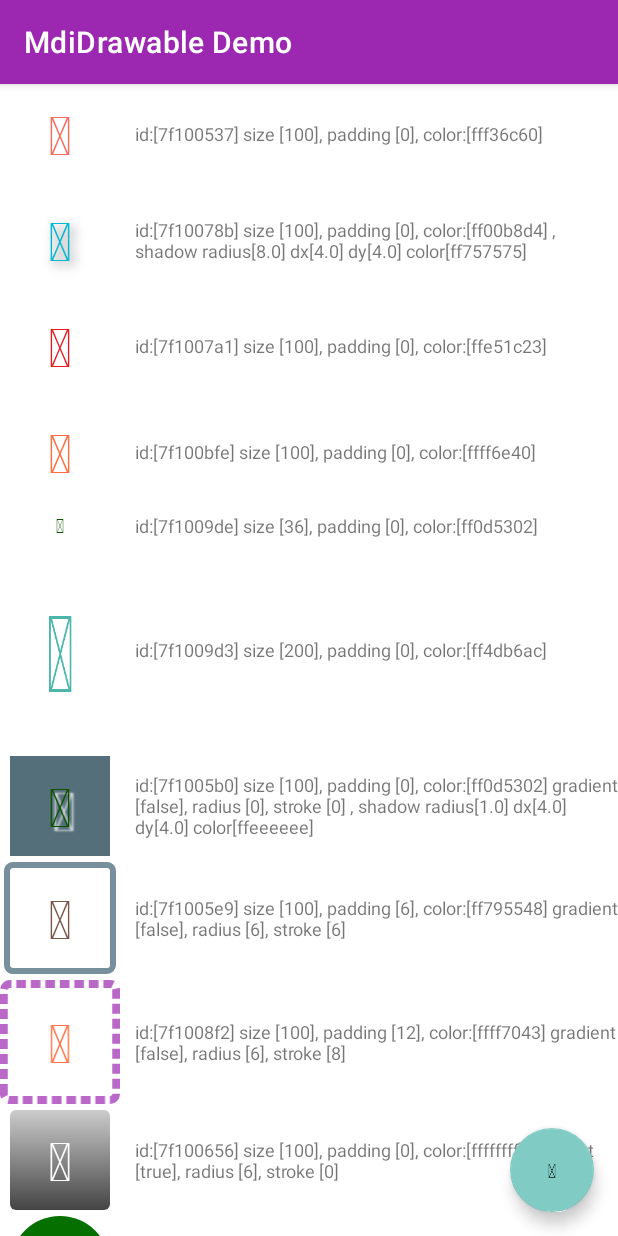
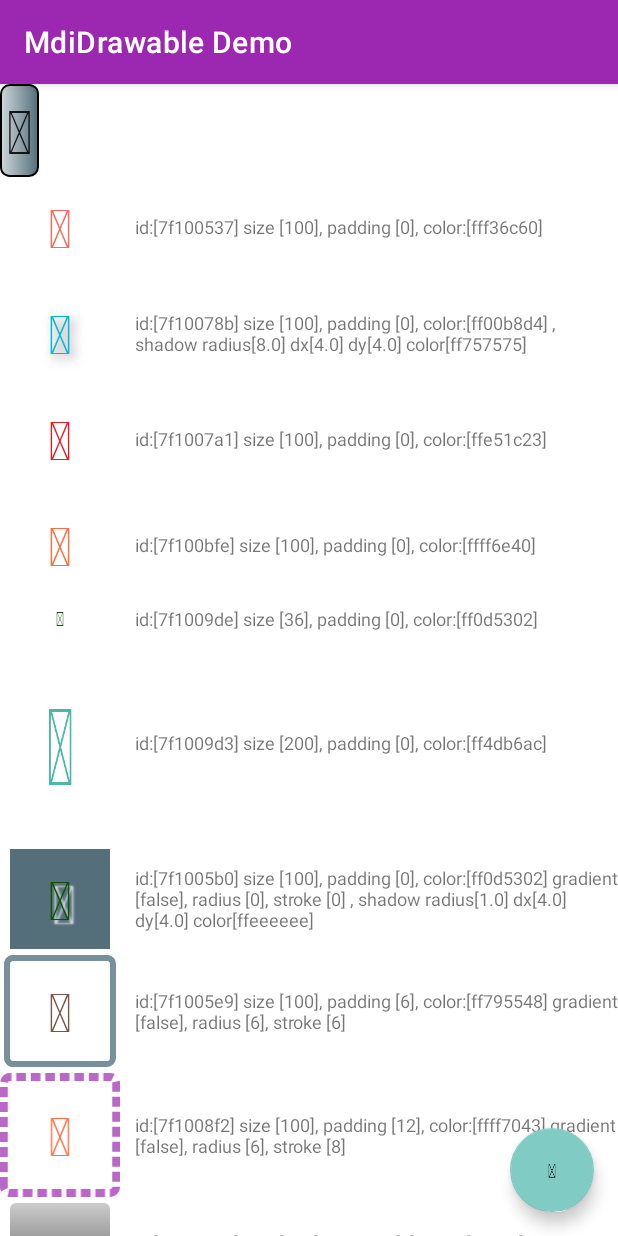
Before and after one commit to kevinchung0921/MdiDrawable, an Android app: the screen it shows after launch (MainActivity), on a phone screen of 412 x 824 dp. Run offline under Robolectric (Android 15) with nearby library versions, the phone set to English and light mode, and no system bars; our stand-ins replace EventBus.

Commit message:
* add @JvmOverloads for MidDrawable.create() function * allow create drawable from String

```diff
--- a/library/src/main/java/com/kevinchung/mdi_drawable/MdiDrawable.kt
+++ b/library/src/main/java/com/kevinchung/mdi_drawable/MdiDrawable.kt
@@ -21,6 +21,12 @@ class MdiDrawable(private val context:Context) {
 
     constructor(context:Context, config:MdiDrawableConfig):this(context) {
         this.config = config
+    }
+
+    fun iconString(string: String) = apply {
+        config.iconString = string
+        // set id as invalid value to prevent get icon string from id
+        config.stringId = -1
     }
 
     fun stringId(id: Int) = apply {
@@ -102,7 +108,7 @@ class MdiDrawable(private val context:Context) {
      * @return Drawable object
      */
 
-    fun create(stringId: Int = config.stringId):Drawable? {
+    @JvmOverloads fun create(stringId: Int = config.stringId):Drawable? {
         try {
             config.stringId = stringId
             // get material font
@@ -111,11 +117,15 @@ class MdiDrawable(private val context:Context) {
 
                 tv.setTextColor(config.iconColor)
 
-
                 tv.typeface = ResourcesCompat.getFont(it, R.font.mdi)
 
                 tv.textSize = config.size.toFloat()/2.8f
-                tv.text = it.getString(config.stringId)
+
+                if(config.stringId != -1)
+                    tv.text = it.getString(config.stringId)
+                else
+                    tv.text = config.iconString
+
                 tv.gravity = Gravity.CENTER
                 tv.measure(
                     View.MeasureSpec.makeMeasureSpec(config.size+2* config.padding, View.MeasureSpec.EXACTLY),
@@ -132,7 +142,11 @@ class MdiDrawable(private val context:Context) {
 
                 tv.invalidate()
 
-                val bitmap = Bitmap.createBitmap(tv.width, tv.height, Bitmap.Config.ARGB_8888)
+                val bitmap = Bitmap.createBitmap(
+                        tv.width,
+                        tv.height,
+                        Bitmap.Config.ARGB_8888
+                )
                 var canvas = Canvas(bitmap)
                 tv.draw(canvas)
                 return BitmapDrawable(it.resources, bitmap)
--- a/library/src/main/java/com/kevinchung/mdi_drawable/MdiDrawableConfig.kt
+++ b/library/src/main/java/com/kevinchung/mdi_drawable/MdiDrawableConfig.kt
@@ -6,6 +6,7 @@ import android.graphics.drawable.GradientDrawable
 
 class MdiDrawableConfig(
     // basic settings
+    var iconString: String? = "",
     var stringId: Int = R.string.mdi_android,
     var iconColor: Int = Color.BLACK,
     var size: Int = 100,
--- a/mdi_drawable_demo/src/main/res/layout/activity_main.xml
+++ b/mdi_drawable_demo/src/main/res/layout/activity_main.xml
@@ -20,18 +20,41 @@
 
     </com.google.android.material.appbar.AppBarLayout>
 
-    <RelativeLayout
-        xmlns:android="http://schemas.android.com/apk/res/android"
-        xmlns:app="http://schemas.android.com/apk/res-auto"
+    <LinearLayout
         android:layout_width="match_parent"
         android:layout_height="match_parent"
+        android:orientation="vertical"
         app:layout_behavior="@string/appbar_scrolling_view_behavior">
+        <TextView
+            android:layout_width="wrap_content"
+            android:layout_height="wrap_content"
+            android:fontFamily="@font/mdi"
+            android:textSize="60dp"
+            android:text="&#xF08C9;"
+            android:visibility="gone"
+            />
+        <com.kevinchung.mdi_drawable.MdiView
+            android:layout_width="wrap_content"
+            android:layout_height="wrap_content"
+            android:text="@string/mdi_calendar"
+            android:textSize="40dp"
+            android:padding="4dp"
+            app:bgColor = "@color/blue_grey_600"
+            app:useGradient="true"
+            app:cornerRadius="6dp"
+            app:gradientStartColor="@color/blue_grey_600"
+            app:gradientEndColor="@color/blue_grey_100"
+            app:gradientOrientation="rightLeft"
+            app:strokeWidth="1dp"
+            app:strokeColor="@color/black"
+            />
         <androidx.recyclerview.widget.RecyclerView
             android:id="@+id/rvDrawables"
+            android:visibility="visible"
             android:layout_width="match_parent"
             android:layout_height="match_parent"/>
 
-    </RelativeLayout>
+    </LinearLayout>
 
     <com.google.android.material.floatingactionbutton.FloatingActionButton
         android:id="@+id/fab"
```
